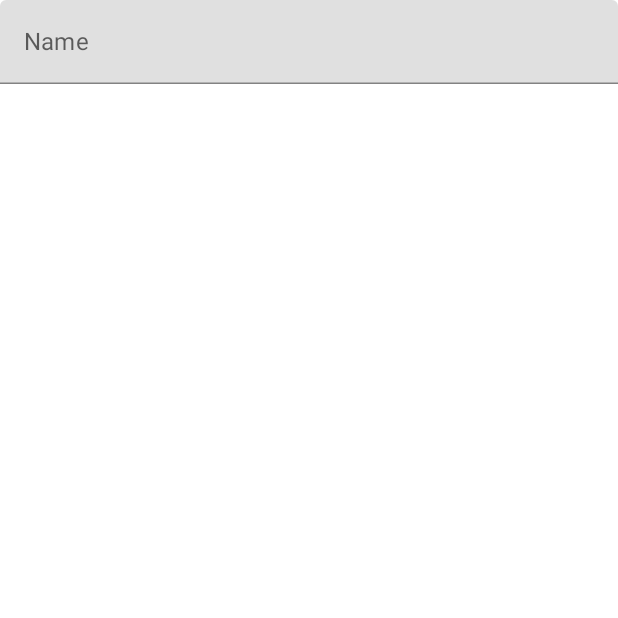
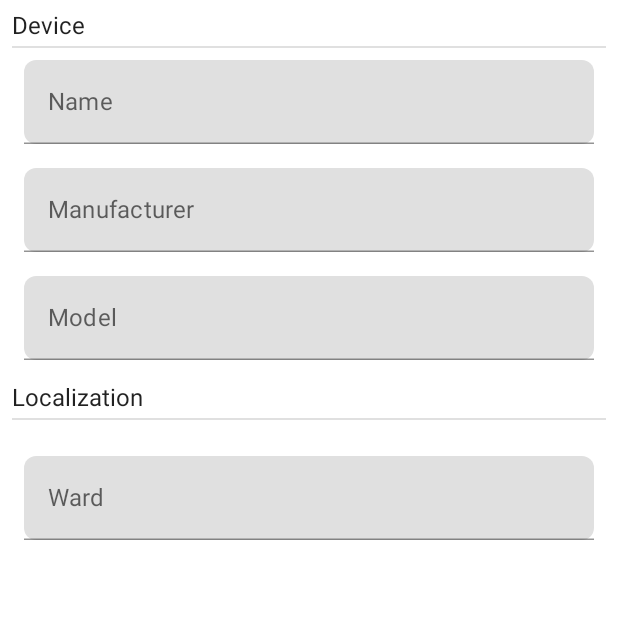
Before and after one commit to adrpien/ServiceManager, an Android app built with Jetpack Compose: the composable InspectionDetailsScreen called with empty values, on a phone screen of 412 x 824 dp, the top half of it. Run offline under Robolectric (Android 15) with nearby library versions, the phone set to English and light mode, and no system bars; our stand-ins replace Dagger/Hilt's generated code, Firebase (no records; nobody signed in at launch, a user with empty details on screens opened directly); 1 statement that could not run was skipped.

Commit message:
- In progress building InspectionDetailsScreen.kt

```diff
--- a/app/src/main/java/com/example/servicemanager/core/components/DefaultTextField.kt
+++ b/app/src/main/java/com/example/servicemanager/core/components/DefaultTextField.kt
@@ -1,13 +1,30 @@
-package com.example.servicemanager.core.components
+package com.example.servicemanager.feature_inspections.presentation.inspection_list.components
 
+import androidx.compose.foundation.layout.fillMaxWidth
+import androidx.compose.foundation.layout.padding
+import androidx.compose.foundation.shape.RoundedCornerShape
+import androidx.compose.material.Text
 import androidx.compose.material.TextField
 import androidx.compose.runtime.Composable
-import androidx.compose.runtime.mutableStateOf
-import androidx.compose.runtime.remember
+import androidx.compose.runtime.MutableState
+import androidx.compose.ui.Modifier
+import androidx.compose.ui.unit.dp
+import com.example.servicemanager.core.util.DefaultTextFieldState
 
 @Composable
-fun DefaultTextField(
-
-) {
-
+fun MutableState<DefaultTextFieldState>.InspectionTextField() {
+    TextField(
+        value = this.value.text,
+        label = {
+            Text(text = this.value.hint)
+        },
+        onValueChange = {
+            this.value = this.value.copy(
+                text = it
+            )
+        },
+        singleLine = true,
+        modifier = Modifier.fillMaxWidth().padding(8.dp),
+        shape = RoundedCornerShape(8.dp)
+    )
 }
--- a/app/src/main/java/com/example/servicemanager/feature_inspections/presentation/inspection_details/InspectionDetailsEvent.kt
+++ b/app/src/main/java/com/example/servicemanager/feature_inspections/presentation/inspection_details/InspectionDetailsEvent.kt
@@ -4,8 +4,10 @@ import com.example.servicemanager.feature_inspections.domain.model.Inspection
 
 sealed class InspectionDetailsEvent {
 
-    data class saveInspection(val inspection: Inspection): InspectionDetailsEvent()
+    data class SaveInspection(val inspection: Inspection): InspectionDetailsEvent()
 
-    data class updateInspection(val inspection: Inspection): InspectionDetailsEvent()
+    data class UpdateInspection(val inspection: Inspection): InspectionDetailsEvent()
+
+    data class UpdateHospital(val hospitalId: String): InspectionDetailsEvent()
 
 }
--- a/app/src/main/java/com/example/servicemanager/feature_inspections/presentation/inspection_details/InspectionDetailsViewModel.kt
+++ b/app/src/main/java/com/example/servicemanager/feature_inspections/presentation/inspection_details/InspectionDetailsViewModel.kt
@@ -5,7 +5,6 @@ import androidx.compose.runtime.mutableStateOf
 import androidx.lifecycle.SavedStateHandle
 import androidx.lifecycle.ViewModel
 import androidx.lifecycle.viewModelScope
-import com.example.servicemanager.core.util.DefaultTextFieldState
 import com.example.servicemanager.core.util.ResourceState
 import com.example.servicemanager.feature_app.domain.use_cases.AppUseCases
 import com.example.servicemanager.feature_inspections.domain.model.Inspection
@@ -14,9 +13,7 @@ import dagger.hilt.android.lifecycle.HiltViewModel
 import kotlinx.coroutines.Dispatchers
 import kotlinx.coroutines.flow.MutableSharedFlow
 import kotlinx.coroutines.flow.asSharedFlow
-import kotlinx.coroutines.flow.collect
 import kotlinx.coroutines.launch
-import kotlinx.coroutines.withContext
 import javax.inject.Inject
 
 @HiltViewModel
@@ -35,30 +32,6 @@ class InspectionDetailsViewModel @Inject constructor(
     private var currentInspectionId: String? = null
     private var currentInspection: Inspection? = null
 
-    private val _deviceName = mutableStateOf(
-        DefaultTextFieldState(
-        hint = "Name"
-        )
-    )
-    val deviceName: State<DefaultTextFieldState> = _deviceName
-
-    private val _deviceProducer = mutableStateOf(
-        DefaultTextFieldState(
-            hint = "Producer"
-        )
-    )
-    val deviceProducer: State<DefaultTextFieldState> = _deviceProducer
-
-    private val _hospital = mutableStateOf(DefaultTextFieldState(
-        hint = "Hospital"
-    ))
-    val hospital: State<DefaultTextFieldState> = _hospital
-
-    private val _localization = mutableStateOf(DefaultTextFieldState(
-        hint = "Localization"
-    ))
-    val localization: State<DefaultTextFieldState> = _localization
-
     private val _inspectionDetailsState = mutableStateOf(InspectionDetailsState())
     val inspectionDetailsState: State<InspectionDetailsState> = _inspectionDetailsState
 
@@ -75,13 +48,19 @@ class InspectionDetailsViewModel @Inject constructor(
 
     fun onEvent(inspectionDetailsEvent: InspectionDetailsEvent) {
         when(inspectionDetailsEvent) {
-            is InspectionDetailsEvent.saveInspection -> {
+            is InspectionDetailsEvent.SaveInspection -> {
                 viewModelScope.launch(Dispatchers.IO) {
                     inspectionUseCases.createInspection(inspectionDetailsEvent.inspection)
                     currentInspection = inspectionDetailsEvent.inspection
                 }
             }
-            is InspectionDetailsEvent.updateInspection -> {
+            is InspectionDetailsEvent.UpdateInspection -> {
+                viewModelScope.launch(Dispatchers.IO) {
+                    inspectionUseCases.updateInspection(inspectionDetailsEvent.inspection)
+                    currentInspection = inspectionDetailsEvent.inspection
+                }
+            }
+            is InspectionDetailsEvent.UpdateHospital -> {
                 viewModelScope.launch(Dispatchers.IO) {
                     inspectionUseCases.updateInspection(inspectionDetailsEvent.inspection)
                     currentInspection = inspectionDetailsEvent.inspection
@@ -102,6 +81,7 @@ class InspectionDetailsViewModel @Inject constructor(
                                 _inspectionDetailsState.value = _inspectionDetailsState.value.copy(
                                     inspection = inspection
                                 )
+                                _eventFlow.emit(UiEvent.UpdateInspection(inspection))
                             }
                         }
                         ResourceState.LOADING -> Unit
@@ -220,5 +200,7 @@ class InspectionDetailsViewModel @Inject constructor(
 
     sealed class UiEvent {
         data class ShowSnackBar(val messege: String): UiEvent()
+
+        data class UpdateInspection(val text: Inspection): UiEvent()
     }
 }
--- /dev/null
+++ b/app/src/main/java/com/example/servicemanager/feature_inspections/presentation/inspection_details/components/HospitalSelectionSection.kt
@@ -0,0 +1,40 @@
+package com.example.servicemanager.feature_inspections.presentation.inspection_details.components
+
+import androidx.compose.foundation.horizontalScroll
+import androidx.compose.foundation.layout.*
+import androidx.compose.foundation.rememberScrollState
+import androidx.compose.runtime.Composable
+import androidx.compose.ui.Modifier
+import androidx.compose.ui.unit.dp
+import com.example.servicemanager.feature_app.domain.model.Hospital
+import com.example.servicemanager.feature_inspections.presentation.inspection_list.components.SortRadioButton
+
+@Composable
+fun HospitalFilterSection(
+    modifier: Modifier = Modifier,
+    hospitalList: List<Hospital>,
+    hospital: Hospital,
+    onHospitalChange: (Hospital) -> Unit,
+) {
+
+    val scrollState = rememberScrollState()
+
+    Column(
+        modifier = modifier
+    ) {
+        Row(
+            modifier = Modifier
+                .fillMaxWidth()
+                .padding(8.dp)
+                .horizontalScroll(scrollState),
+            horizontalArrangement = Arrangement.SpaceBetween
+        ) {
+            hospitalList.forEach { item ->
+                SelectRadioButton(
+                    title = item.hospital,
+                    selected = item.hospitalId == hospital.hospitalId,
+                    onClick = { onHospitalChange(item) })
+            }
+        }
+    }
+}
--- a/app/src/main/java/com/example/servicemanager/feature_inspections/presentation/inspection_details/components/InspectionDetailsScreen.kt
+++ b/app/src/main/java/com/example/servicemanager/feature_inspections/presentation/inspection_details/components/InspectionDetailsScreen.kt
@@ -1,18 +1,19 @@
 package com.example.servicemanager.feature_inspections.presentation.inspection_details.components
 
-import androidx.compose.foundation.layout.Box
-import androidx.compose.foundation.layout.Column
-import androidx.compose.foundation.layout.fillMaxSize
-import androidx.compose.foundation.layout.fillMaxWidth
+import androidx.compose.foundation.layout.*
+import androidx.compose.material.Divider
 import androidx.compose.material.Text
-import androidx.compose.material.TextField
-import androidx.compose.runtime.Composable
-import androidx.compose.runtime.mutableStateOf
-import androidx.compose.runtime.remember
+import androidx.compose.runtime.*
 import androidx.compose.ui.Modifier
+import androidx.compose.ui.unit.dp
 import androidx.hilt.navigation.compose.hiltViewModel
 import androidx.navigation.NavHostController
+import com.example.servicemanager.core.util.DefaultTextFieldState
+import com.example.servicemanager.feature_app.domain.model.Hospital
+import com.example.servicemanager.feature_inspections.presentation.inspection_details.InspectionDetailsEvent
 import com.example.servicemanager.feature_inspections.presentation.inspection_details.InspectionDetailsViewModel
+import com.example.servicemanager.feature_inspections.presentation.inspection_details.InspectionDetailsViewModel.*
+import com.example.servicemanager.feature_inspections.presentation.inspection_list.components.InspectionTextField
 
 
 @Composable
@@ -23,27 +24,98 @@ fun InspectionDetailsScreen(
     viewModel: InspectionDetailsViewModel = hiltViewModel(),
 ) {
 
-    val state = viewModel.inspectionDetailsState
+    val deviceDetailsState = viewModel.inspectionDetailsState
+
+    val deviceName = remember {
+        mutableStateOf(
+            DefaultTextFieldState(
+                hint = "Name",
+                text =  deviceDetailsState.value.inspection.deviceName
+            )
+        )
+    }
+    val deviceManufacturer = remember {
+        mutableStateOf(
+            DefaultTextFieldState(
+                hint = "Manufacturer",
+                text =  deviceDetailsState.value.inspection.deviceManufacturer
+            )
+        )
+    }
+    val deviceModel = remember {
+        mutableStateOf(
+            DefaultTextFieldState(
+                hint = "Model",
+                text =  deviceDetailsState.value.inspection.deviceModel
+            )
+        )
+    }
+    val ward = remember {
+        mutableStateOf(
+            DefaultTextFieldState(
+                hint = "Ward",
+                text =  deviceDetailsState.value.inspection.ward
+            )
+        )
+    }
+
+    val hospitalList = viewModel.inspectionDetailsState.value.hospitalList
+
+    LaunchedEffect(key1 = true) {
+        viewModel.eventFlow.collect { event ->
+            when(event) {
+                is UiEvent.UpdateInspection -> {
+                    deviceName.value = deviceName.value.copy(
+                        text = event.text.deviceName
+                    )
+                    deviceManufacturer.value = deviceManufacturer.value.copy(
+                        text = event.text.deviceManufacturer
+                    )
+                    deviceModel.value = deviceModel.value.copy(
+                        text = event.text.deviceModel
+                    )
+                    ward.value = ward.value.copy(
+                        text = event.text.ward
+                    )
+                }
+                is UiEvent.ShowSnackBar -> {
+                    //
+                }
+            }
+        }
+    }
 
     Box(
         modifier = modifier
             .fillMaxSize()
     ){
 
-        val deviceNameState = remember { mutableStateOf<String>(state.value.inspection.deviceName) }
 
-        Column(modifier = Modifier.fillMaxSize()) {
-            TextField(
-                value = deviceNameState.value,
-                label = {
-                    Text(text = "Name")
-                } ,
-                onValueChange = {
-                    deviceNameState.value = it
-                },
-                singleLine = true,
-                modifier = Modifier.fillMaxWidth()
+        Column(modifier = Modifier
+            .fillMaxSize()
+            .padding(8.dp)) {
+            Text(
+                text = "Device",
             )
+            Spacer(modifier = Modifier.height(4.dp))
+            Divider()
+            deviceName.InspectionTextField()
+            deviceManufacturer.InspectionTextField()
+            deviceModel.InspectionTextField()
+            Spacer(modifier = Modifier.height(8.dp))
+            Text(
+                text = "Localization",
+            )
+            Spacer(modifier = Modifier.height(4.dp))
+            Divider()
+            HospitalFilterSection(
+                hospitalList = hospitalList,
+                hospital = hospitalList.find { (it.hospitalId == deviceDetailsState.value.inspection.hospitalId ) } ?: Hospital(),
+                onHospitalChange = {
+                    viewModel.onEvent(InspectionDetailsEvent.UpdateHospital(it.hospitalId))
+                }
+            )
+            ward.InspectionTextField()
 
         }
     }
--- a/app/src/main/java/com/example/servicemanager/feature_inspections/presentation/inspection_list/InspectionListEvent.kt
+++ b/app/src/main/java/com/example/servicemanager/feature_inspections/presentation/inspection_list/InspectionListEvent.kt
@@ -15,6 +15,4 @@ sealed class InspectionListEvent {
     object  ToggleHospitalFilterSectionVisibility : InspectionListEvent()
 
     data class  ToggleOrderMonotonicity(val orderType: OrderType) : InspectionListEvent()
-
-
 }
```
Also changed, not shown: app/src/main/java/com/example/servicemanager/feature_inspections/presentation/inspection_details/components/SelectRadioButton.kt (added, +39 -0 lines).
